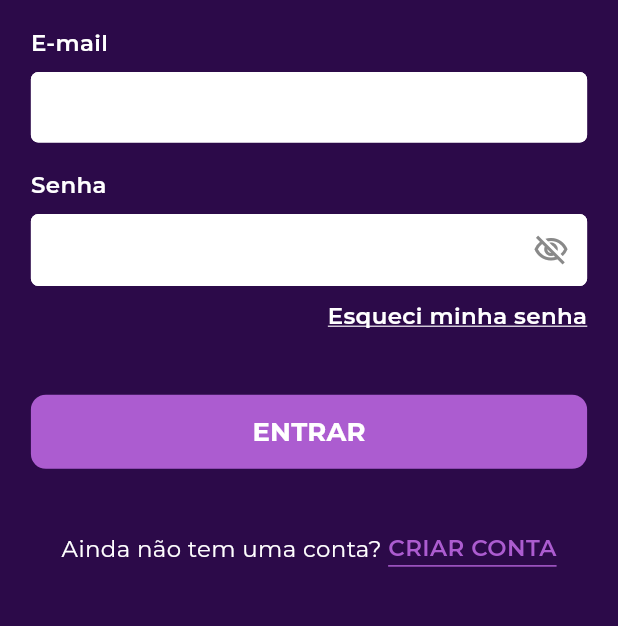
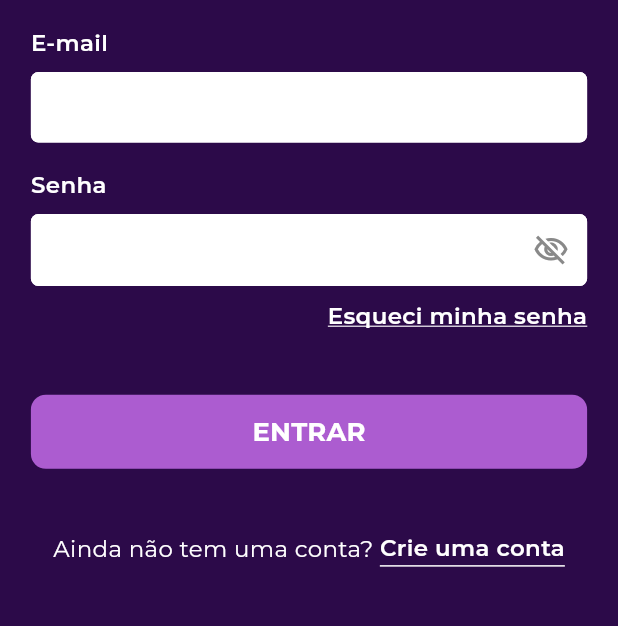
Before and after one commit to RafaBalF/laserfast-app, a Flutter app: the screen it shows after launch, after a tap on the "arrow forward ios" icon, on a phone screen of 412 x 824 dp, the part 489-1115 px from its top. Run offline on Flutter 3.47's test engine with Material 3 defaults, Android fonts, the light colour scheme and no system bars; drawn by our look-alikes of auto_size_text; our stand-ins replace cached_network_image, connectivity_plus, dio, flutter_local_notifications, flutter_mobx, flutter_modular and 12 more; missing offline and left inert: flutter_verification_code, pusher_channels_flutter; accounts and stored records are empty; generated files the repository leaves out were written again.

Commit message:
continuação login e registro

```diff
--- a/lib/app/modules/auth/login/login_page.dart
+++ b/lib/app/modules/auth/login/login_page.dart
@@ -1,6 +1,5 @@
 import 'package:laserfast_app/app/mixins/form_validations_mixin.dart';
 import 'package:laserfast_app/app/shared/colors.dart';
-import 'package:laserfast_app/app/shared/widgets/create_account_widget.dart';
 import 'package:flutter/material.dart';
 import 'package:flutter_mobx/flutter_mobx.dart';
 import 'package:flutter_modular/flutter_modular.dart';
@@ -116,6 +115,7 @@ class LoginPageState extends State<LoginPage> with FormValidationsMixin {
                 if (!formKey.currentState!.validate()) return;
 
                 var r = await _store.login();
+
                 if (r.status) {
                   Modular.to.navigate('/home/initial');
                 } else {
@@ -130,7 +130,31 @@ class LoginPageState extends State<LoginPage> with FormValidationsMixin {
             );
           }),
           DividerWidget(height: 5.h),
-          const CreateAccountWidget(textColor: white),
+          Row(
+            mainAxisAlignment: MainAxisAlignment.center,
+            crossAxisAlignment: CrossAxisAlignment.center,
+            children: [
+              Text(
+                'Ainda não tem uma conta? ',
+                style: text(color: white),
+              ),
+              GestureDetector(
+                onTap: () {
+                  Modular.to.pushNamed('/auth/register');
+                },
+                child: Container(
+                  decoration: const BoxDecoration(
+                      border: BorderDirectional(
+                    bottom: BorderSide(color: white),
+                  )),
+                  child: Text(
+                    'Crie uma conta',
+                    style: label(color: white),
+                  ),
+                ),
+              )
+            ],
+          ),
         ],
       ),
     );
--- a/lib/app/modules/auth/login/login_store.dart
+++ b/lib/app/modules/auth/login/login_store.dart
@@ -1,4 +1,3 @@
-import 'package:flutter_modular/flutter_modular.dart';
 import 'package:mobx/mobx.dart';
 import 'package:laserfast_app/app/apis/auth.api.dart';
 import 'package:laserfast_app/app/models/auth.model.dart';
@@ -16,7 +15,7 @@ abstract class LoginStoreBase with Store {
   final LoginHive _loginHive = LoginHive();
 
   //STORES
-  final LoadingStore loadingStore = Modular.get<LoadingStore>();
+  final LoadingStore loadingStore = LoadingStore();
 
   //OBSERVABLE
   @observable
--- a/lib/app/modules/launch/launch_page.dart
+++ b/lib/app/modules/launch/launch_page.dart
@@ -58,12 +58,14 @@ class LaunchPageState extends State<LaunchPage> with TickerProviderStateMixin {
   Widget mainBody() {
     List<Widget> presentationPages = _presentation();
     return Scaffold(
-        body: SizedBox(
-      height: 100.h,
-      width: 100.w,
-      child: Observer(builder: (_) {
-        return presentationPages[_store.presentationIndex];
-      }),
+        body: SingleChildScrollView(
+      child: SizedBox(
+        height: 100.h,
+        width: 100.w,
+        child: Observer(builder: (_) {
+          return presentationPages[_store.presentationIndex];
+        }),
+      ),
     ));
   }
 
--- a/lib/app/shared/widgets/create_account_widget.dart
+++ /dev/null
@@ -1,48 +0,0 @@
-import 'package:flutter/material.dart';
-import 'package:flutter_modular/flutter_modular.dart';
-import 'package:laserfast_app/app/shared/colors.dart';
-import 'package:laserfast_app/app/shared/text_styles.dart';
-
-class CreateAccountWidget extends StatefulWidget {
-  final Color? textColor;
-  final Color? linkColor;
-  const CreateAccountWidget({
-    super.key,
-    this.textColor,
-    this.linkColor,
-  });
-
-  @override
-  State<CreateAccountWidget> createState() => _CreateAccountWidgetState();
-}
-
-class _CreateAccountWidgetState extends State<CreateAccountWidget> {
-  @override
-  Widget build(BuildContext context) {
-    return Row(
-      mainAxisAlignment: MainAxisAlignment.center,
-      crossAxisAlignment: CrossAxisAlignment.center,
-      children: [
-        Text(
-          'Ainda não tem uma conta? ',
-          style: text(color: widget.textColor ?? black),
-        ),
-        GestureDetector(
-          onTap: () {
-            Modular.to.pushNamed('/auth/register');
-          },
-          child: Container(
-            decoration: BoxDecoration(
-                border: BorderDirectional(
-              bottom: BorderSide(color: widget.linkColor ?? accent),
-            )),
-            child: Text(
-              'CRIAR CONTA',
-              style: label(color: widget.linkColor ?? accent),
-            ),
-          ),
-        )
-      ],
-    );
-  }
-}
```
Also changed, not shown: lib/app/apis/user.api.dart (+1 -9 lines), lib/app/mixins/form_validations_mixin.dart (+12 -6 lines), lib/app/modules/auth/register/register_page.dart (+31 -116 lines), lib/app/modules/auth/register/register_store.dart (+2 -62 lines), lib/app/modules/auth/register/register_store.g.dart.
